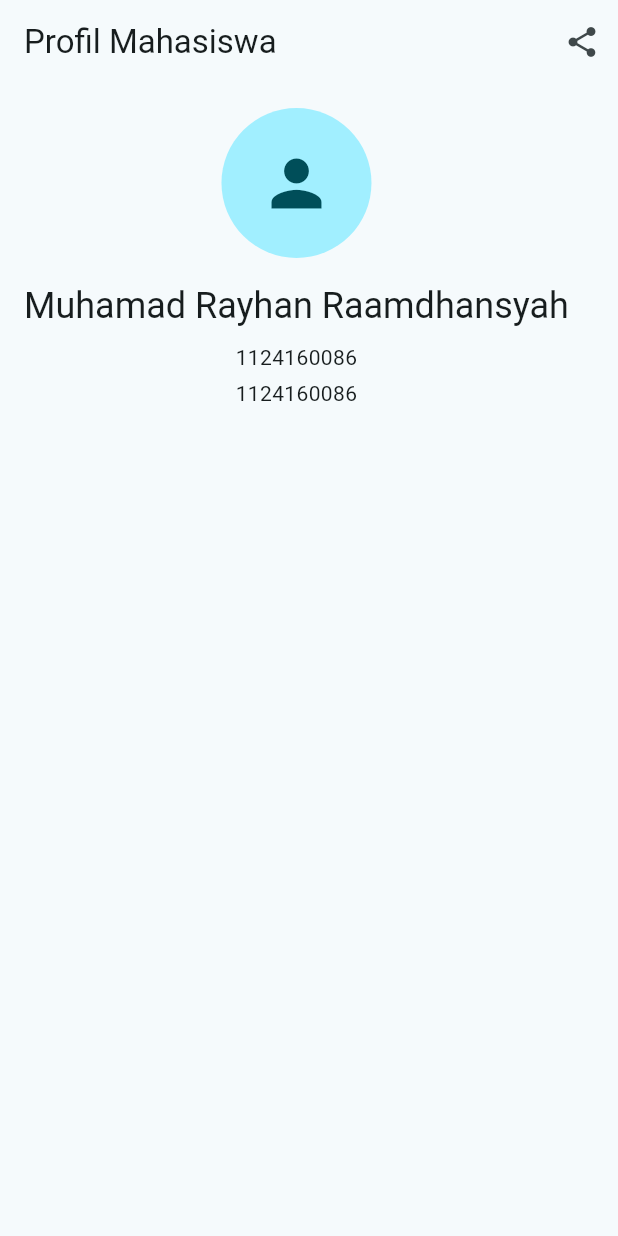
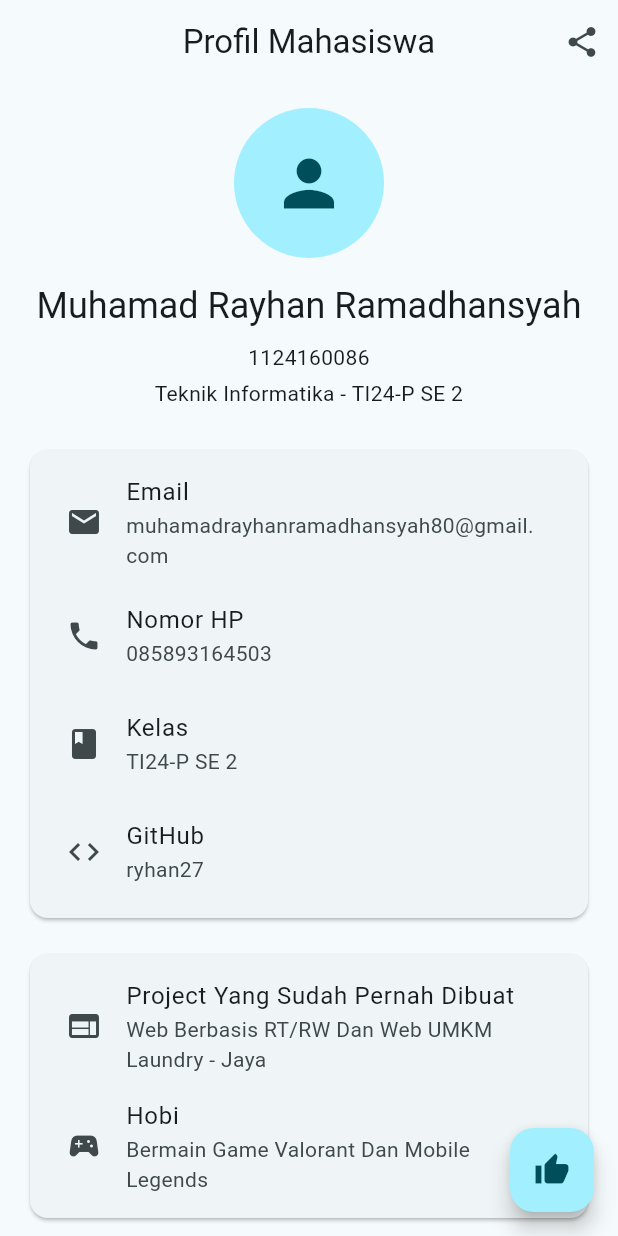
Before and after one commit to ryhan27/uts-pml-1124160086, a Flutter app: the screen it shows after launch, on a phone screen of 412 x 824 dp. Run offline on Flutter 3.47's test engine with Material 3 defaults, Android fonts, the phone set to English and light mode, and no system bars.

Commit message:
tahap 3: kartu informasi dan InfoTile

```diff
--- a/lib/profile_page.dart
+++ b/lib/profile_page.dart
@@ -1,5 +1,4 @@
 import 'package:flutter/material.dart';
-
 
 class ProfilePage extends StatelessWidget {
   const ProfilePage({super.key});
@@ -9,6 +8,7 @@ class ProfilePage extends StatelessWidget {
     return Scaffold(
       appBar: AppBar(
         title: const Text('Profil Mahasiswa'),
+        centerTitle: true,
         actions: [
           IconButton(
             icon: const Icon(Icons.share),
@@ -17,34 +17,114 @@ class ProfilePage extends StatelessWidget {
         ],
       ),
       body: SafeArea(
+        child: SingleChildScrollView(
           child: Padding(
             padding: const EdgeInsets.all(16.0),
             child: Column(
               crossAxisAlignment: CrossAxisAlignment.center,
               children: [
-              const CircleAvatar(radius: 50,
+                const CircleAvatar(
+                  radius: 50,
                   child: Icon(Icons.person, size: 50),
                 ),
                 const SizedBox(height: 16),
                 Text(
-                'Muhamad Rayhan Raamdhansyah',
-                style: Theme.of (context). textTheme.headlineSmall, textAlign: TextAlign.center,
+                  'Muhamad Rayhan Ramadhansyah',
+                  style: Theme.of(context).textTheme.headlineSmall, textAlign: TextAlign.center,
                 ),
-              const SizedBox(height: 8,),
+                const SizedBox(height: 8),
                 Text(
-                '1124160086',
-                style: Theme.of (context). textTheme.bodyMedium, textAlign: TextAlign.center,
+                  '1124160086', style: Theme.of(context).textTheme.bodyMedium,
+                  textAlign: TextAlign.center,
                 ),
-              const SizedBox(height: 4,),
+                const SizedBox(height: 4),
                 Text(
-                '1124160086',
-                style: Theme.of (context). textTheme.bodyMedium, textAlign: TextAlign.center,
+                  'Teknik Informatika - TI24-P SE 2', style: Theme.of(context).textTheme.bodyMedium,
+                  textAlign: TextAlign.center,
                 ),
                 const SizedBox(height: 24),
+                Card(
+                  child: Padding(
+                    padding: const EdgeInsets.all(8.0),
+                    child: Column(
+                      children: const [
+                        InfoTile(
+                          icon: Icons.email,
+                          label: 'Email',
+                          value: 'muhamadrayhanramadhansyah80@gmail.com',),
+                        InfoTile(
+                          icon: Icons.phone,
+                          label: 'Nomor HP', value: '085893164503',
+                        ),
+                        InfoTile(
+                          icon: Icons.class_,
+                          label: 'Kelas',
+                          value: 'TI24-P SE 2',
+                        ),
+                        InfoTile(
+                          icon: Icons.code,
+                          label: 'GitHub',
+                          value: 'ryhan27',
+                        ),
                       ],
-          )
-        )
-      )
+                    ),
+                  ),
+                ),
+                const SizedBox(height: 16),
+                Card(
+                  child: Padding(
+                    padding: const EdgeInsets.all(8.0),
+                    child: Column(
+                      children: const [
+                        InfoTile(
+                          icon: Icons.web,
+                          label: 'Project Yang Sudah Pernah Dibuat', value: 'Web Berbasis RT/RW Dan Web UMKM Laundry - Jaya',
+                        ),
+                        InfoTile(
+                          icon: Icons.sports_esports,
+                          label: 'Hobi', value: 'Bermain Game Valorant Dan Mobile Legends',
+                        ),
+                      ],
+                    ),
+                  ),
+                ),
+              ],
+            ),
+          ),
+        ),
+      ),
+      floatingActionButton: FloatingActionButton(
+        onPressed: () {
+          ScaffoldMessenger.of(context).showSnackBar(
+            const SnackBar(
+              content: Text('Terima kasih telah melihat profil saya'),
+            ),
+          );
+        },
+        child: const Icon(Icons.thumb_up),
+      ),
     );
   }
 }
+
+class InfoTile extends StatelessWidget {
+  final IconData icon;
+  final String label;
+  final String value;
+
+  const InfoTile({
+    super.key,
+    required this.icon,
+    required this.label,
+    required this.value,
+  });
+
+  @override
+  Widget build(BuildContext context) {
+    return ListTile(
+      leading: Icon(icon),
+      title: Text(label),
+      subtitle: Text(value),
+    );
+  }
+}
```
Lines whose indentation alone changed are shown as unchanged.
